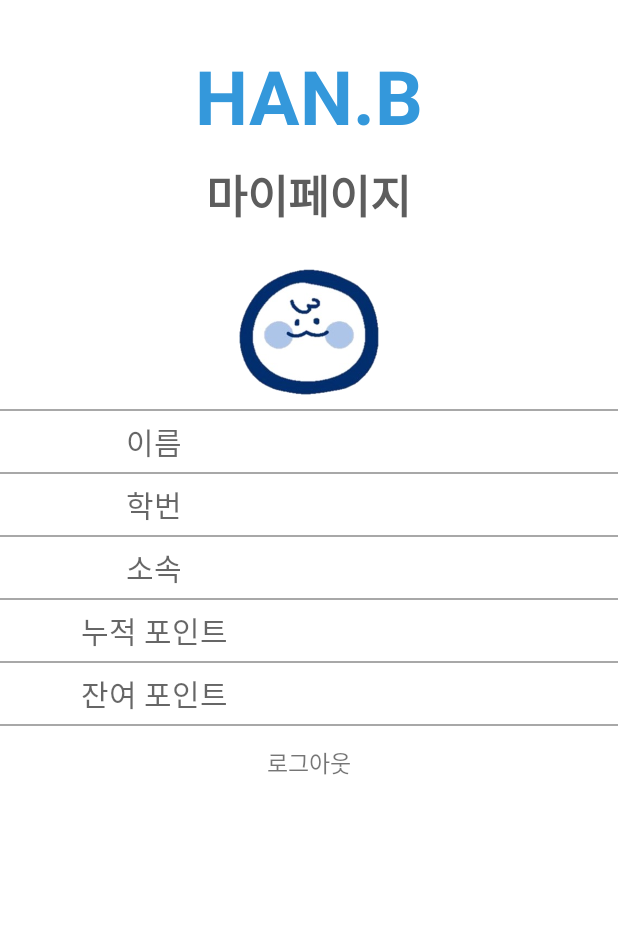
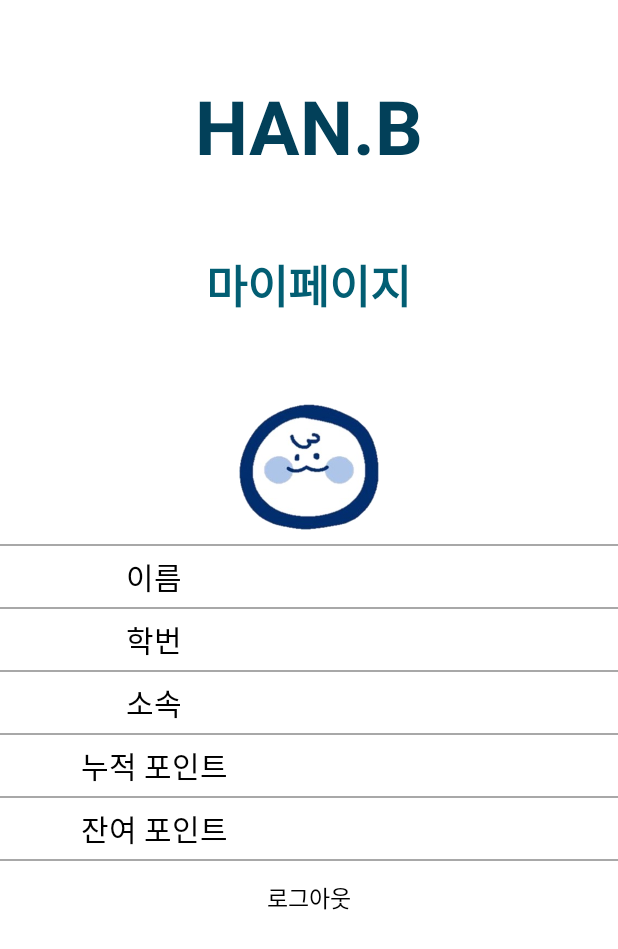
Before and after one commit to Hansung-HanB/Han.B, an Android app: the layout mypage.xml on its own in the app's theme, with its tools: preview values and no code run, on a phone screen of 412 x 824 dp. Shown: the top 949 px of the screen. Run offline under Robolectric (Android 15) with nearby library versions, the phone set to English and light mode, and no system bars; network calls fail.

```diff
--- a/app/src/main/java/com/example/hanb/PostscriptAdapter.java
+++ b/app/src/main/java/com/example/hanb/PostscriptAdapter.java
@@ -41,7 +41,7 @@ public class PostscriptAdapter extends RecyclerView.Adapter<PostscriptAdapter.Ho
     // 몇개의 데이터를 리스트로 뿌려줘야하는지 반드시 정의해줘야한다
     @Override
     public int getItemCount() {
-        return list.size(); // RecyclerView의 size return
+        return list.size();// RecyclerView의 size return
     }
 
     // ViewHolder는 하나의 View를 보존하는 역할을 한다
--- a/app/src/main/java/com/example/hanb/ProgramRankAdaptor.java
+++ b/app/src/main/java/com/example/hanb/ProgramRankAdaptor.java
@@ -1,6 +1,7 @@
 package com.example.hanb;
 
 import android.content.Context;
+import android.graphics.Color;
 import android.view.LayoutInflater;
 import android.view.View;
 import android.view.ViewGroup;
@@ -32,6 +33,9 @@ public class ProgramRankAdaptor extends RecyclerView.Adapter<ProgramRankAdaptor.
     @Override
     public void onBindViewHolder(ProgramRankAdaptor.ViewHolder holder, int position) {
         ProgramRankItem rankProgram = rankProgramData.get(position);
+//        if(position%2 == 0) {
+//            holder.rankProgram.setBackgroundColor(Color.parseColor("#5BA9D9"));
+//        }
         holder.rankProgram.setText(rankProgram.getRankProgram());
         holder.rankGrade.setText(rankProgram.getRankProgramGrade());
     }
--- a/app/src/main/res/layout/list_layout_normal.xml
+++ b/app/src/main/res/layout/list_layout_normal.xml
@@ -4,8 +4,8 @@
     android:layout_height="wrap_content"
     android:padding="10dp"
     android:background="@drawable/postscript_layout_border">
+    <LinearLayout
 
-    <LinearLayout
         android:layout_width="match_parent"
         android:layout_height="wrap_content"
         android:layout_weight="7"
@@ -47,5 +47,4 @@
         <!-- style="@style/Widget.AppCompat.RatingBar.Indicator" 레이팅 바 크기 설정-->
 
     </LinearLayout>
-
 </LinearLayout>
--- a/app/src/main/res/layout/mypage.xml
+++ b/app/src/main/res/layout/mypage.xml
@@ -1,16 +1,19 @@
 <?xml version="1.0" encoding="utf-8"?>
 <LinearLayout xmlns:android="http://schemas.android.com/apk/res/android"
+    xmlns:tools="http://schemas.android.com/tools"
     android:orientation="vertical"
     android:layout_width="match_parent"
-    android:layout_height="match_parent">
+    android:layout_height="match_parent"
+    tools:context=".MypageFragment">
+
     <TextView
         android:id="@+id/logo_mypage"
         android:layout_gravity="center"
         android:layout_width="wrap_content"
         android:layout_height="wrap_content"
-        android:layout_marginTop="30dp"
+        android:layout_marginTop="50dp"
         android:text="HAN.B"
-        android:textColor="#3498DB"
+        android:textColor="#024059"
         android:textSize="50sp"
         android:textStyle="bold" />
 
@@ -19,16 +22,16 @@
         android:layout_gravity="center"
         android:layout_width="wrap_content"
         android:layout_height="wrap_content"
-        android:layout_marginTop="10dp"
+        android:layout_marginTop="50dp"
         android:text="마이페이지"
-        android:textColor="#5D5D5D"
+        android:textColor="#025E73"
         android:textSize="30sp"
         android:textStyle="bold" />
 
     <ImageView
         android:layout_width="100dp"
         android:layout_height="100dp"
-        android:layout_marginTop="20dp"
+        android:layout_marginTop="50dp"
         android:src="@drawable/sangsang"
         android:layout_gravity="center"/>
 
@@ -52,6 +55,7 @@
             android:gravity="center"
             android:text="이름"
             android:textSize="20dp"
+            android:textColor="@color/black"
             android:textAppearance="?android:attr/textAppearanceMedium"
             android:textIsSelectable="true" />
 
@@ -87,6 +91,7 @@
             android:gravity="center"
             android:text="학번"
             android:textSize="20dp"
+            android:textColor="@color/black"
             android:textAppearance="?android:attr/textAppearanceMedium"
             android:textIsSelectable="true" />
 
@@ -122,6 +127,7 @@
             android:gravity="center"
             android:text="소속"
             android:textSize="20dp"
+            android:textColor="@color/black"
             android:textAppearance="?android:attr/textAppearanceMedium"
             android:textIsSelectable="true" />
 
@@ -157,6 +163,7 @@
             android:gravity="center"
             android:text="누적 포인트"
             android:textSize="20dp"
+            android:textColor="@color/black"
             android:textAppearance="?android:attr/textAppearanceMedium"
             android:textIsSelectable="true" />
 
@@ -192,6 +199,7 @@
             android:gravity="center"
             android:text="잔여 포인트"
             android:textSize="20dp"
+            android:textColor="@color/black"
             android:textAppearance="?android:attr/textAppearanceMedium"
             android:textIsSelectable="true" />
 
@@ -218,10 +226,10 @@
         android:layout_width="wrap_content"
         android:layout_height="wrap_content"
         android:layout_marginTop="7dp"
-        android:onClick="onTextViewClicked"
         android:clickable="true"
         android:text="로그아웃"
         android:textSize="15dp"
+        android:textColor="@color/black"
         android:layout_gravity="center"
         />
 
```
Also changed, not shown: app/src/main/java/com/example/hanb/HomeFragment.java (+2 -7 lines), app/src/main/java/com/example/hanb/MainActivity.java (+7 -6 lines), app/src/main/java/com/example/hanb/MypageFragment.java (+11 -13 lines), app/src/main/java/com/example/hanb/PostscriptData.java (+2 -9 lines), app/src/main/java/com/example/hanb/PostscriptFragment.java (+8 -15 lines), app/src/main/res/layout/fragment_mypage.xml (deleted, +0 -49 lines).
